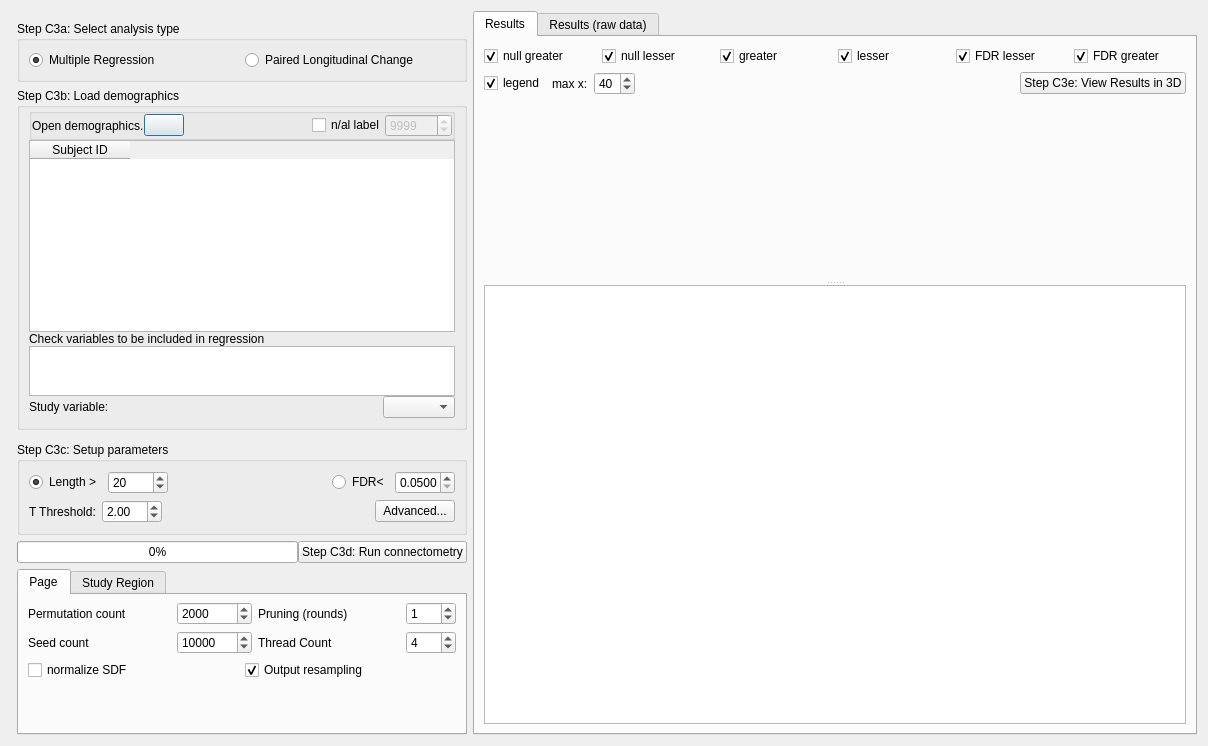
frankyeh/DSI-Studio, file connectometry/group_connectometry.ui: the form before one commit.
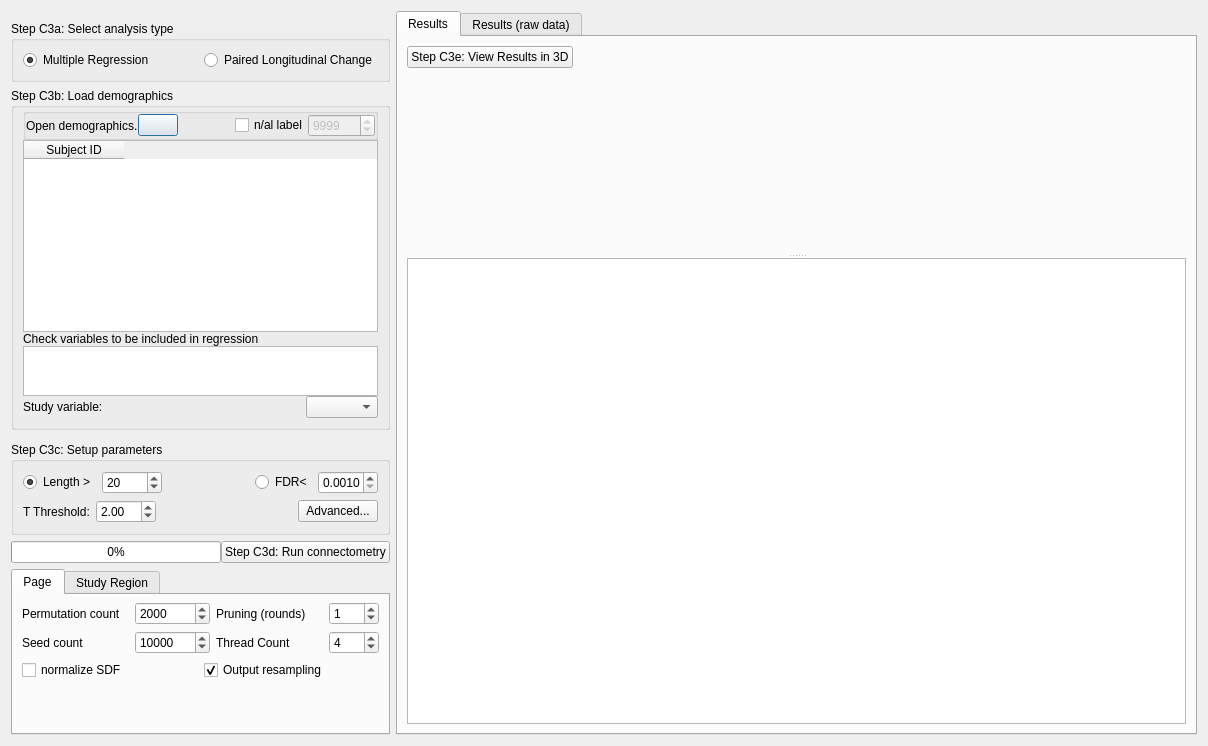
The form after the commit. Icons and pictures are not drawn.

What changed in the file:
```diff
--- a/connectometry/group_connectometry.ui
+++ b/connectometry/group_connectometry.ui
@@ -18,24 +18,6 @@
     <normaloff>:/icons/icons/axial.xpm</normaloff>:/icons/icons/axial.xpm</iconset>
   </property>
   <layout class="QHBoxLayout" name="horizontalLayout">
-   <item>
-    <widget class="QWidget" name="widget_2" native="true">
-     <layout class="QVBoxLayout" name="verticalLayout_9">
-      <property name="leftMargin">
-       <number>0</number>
-      </property>
-      <property name="topMargin">
-       <number>0</number>
-      </property>
-      <property name="rightMargin">
-       <number>0</number>
-      </property>
-      <property name="bottomMargin">
-       <number>0</number>
-      </property>
-     </layout>
-    </widget>
-   </item>
    <item>
     <widget class="QWidget" name="widget_3" native="true">
      <property name="sizePolicy">
@@ -471,10 +453,10 @@
               <number>4</number>
              </property>
              <property name="minimum">
-              <double>0.050000000000000</double>
+              <double>0.001000000000000</double>
              </property>
              <property name="maximum">
-              <double>0.100000000000000</double>
+              <double>0.500000000000000</double>
              </property>
              <property name="singleStep">
               <double>0.005000000000000</double>
@@ -967,6 +949,12 @@
    </item>
    <item>
     <widget class="QTabWidget" name="tabWidget_2">
+     <property name="sizePolicy">
+      <sizepolicy hsizetype="Expanding" vsizetype="Expanding">
+       <horstretch>2</horstretch>
+       <verstretch>0</verstretch>
+      </sizepolicy>
+     </property>
      <property name="currentIndex">
       <number>0</number>
      </property>
@@ -978,93 +966,12 @@
        <item>
         <layout class="QHBoxLayout" name="horizontalLayout_16">
          <item>
-          <widget class="QCheckBox" name="show_null_greater">
-           <property name="text">
-            <string>null greater</string>
-           </property>
-           <property name="checked">
+          <widget class="QPushButton" name="show_result">
+           <property name="enabled">
             <bool>true</bool>
            </property>
-          </widget>
-         </item>
-         <item>
-          <widget class="QCheckBox" name="show_null_lesser">
            <property name="text">
-            <string>null lesser</string>
-           </property>
-           <property name="checked">
-            <bool>true</bool>
-           </property>
-          </widget>
-         </item>
-         <item>
-          <widget class="QCheckBox" name="show_greater">
-           <property name="text">
-            <string>greater</string>
-           </property>
-           <property name="checked">
-            <bool>true</bool>
-           </property>
-          </widget>
-         </item>
-         <item>
-          <widget class="QCheckBox" name="show_lesser">
-           <property name="text">
-            <string>lesser</string>
-           </property>
-           <property name="checked">
-            <bool>true</bool>
-           </property>
-          </widget>
-         </item>
-         <item>
-          <widget class="QCheckBox" name="show_lesser_2">
-           <property name="text">
-            <string>FDR lesser</string>
-           </property>
-           <property name="checked">
-            <bool>true</bool>
-           </property>
-          </widget>
-         </item>
-         <item>
-          <widget class="QCheckBox" name="show_greater_2">
-           <property name="text">
-            <string>FDR greater</string>
-           </property>
-           <property name="checked">
-            <bool>true</bool>
-           </property>
-          </widget>
-         </item>
-        </layout>
-       </item>
-       <item>
-        <layout class="QHBoxLayout" name="horizontalLayout_9">
-         <property name="topMargin">
-          <number>0</number>
-         </property>
-         <item>
-          <widget class="QCheckBox" name="view_legend">
-           <property name="text">
-            <string>legend</string>
-           </property>
-           <property name="checked">
-            <bool>true</bool>
-           </property>
-          </widget>
-         </item>
-         <item>
-          <widget class="QLabel" name="label">
-           <property name="text">
-            <string>max x:</string>
-           </property>
-          </widget>
-         </item>
-         <item>
-          <widget class="QSpinBox" name="span_to">
-           <property name="value">
-            <number>40</number>
+            <string>Step C3e: View Results in 3D</string>
            </property>
           </widget>
          </item>
@@ -1081,16 +988,6 @@
            </property>
           </spacer>
          </item>
-         <item>
-          <widget class="QPushButton" name="show_result">
-           <property name="enabled">
-            <bool>true</bool>
-           </property>
-           <property name="text">
-            <string>Step C3e: View Results in 3D</string>
-           </property>
-          </widget>
-         </item>
         </layout>
        </item>
        <item>
```
